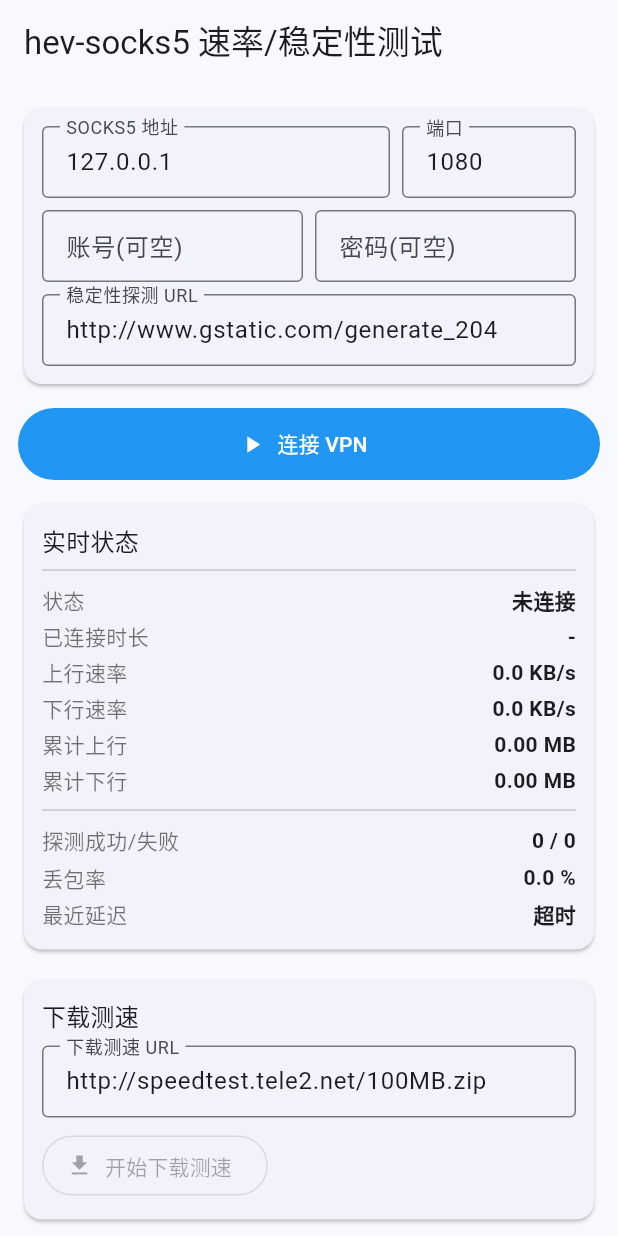
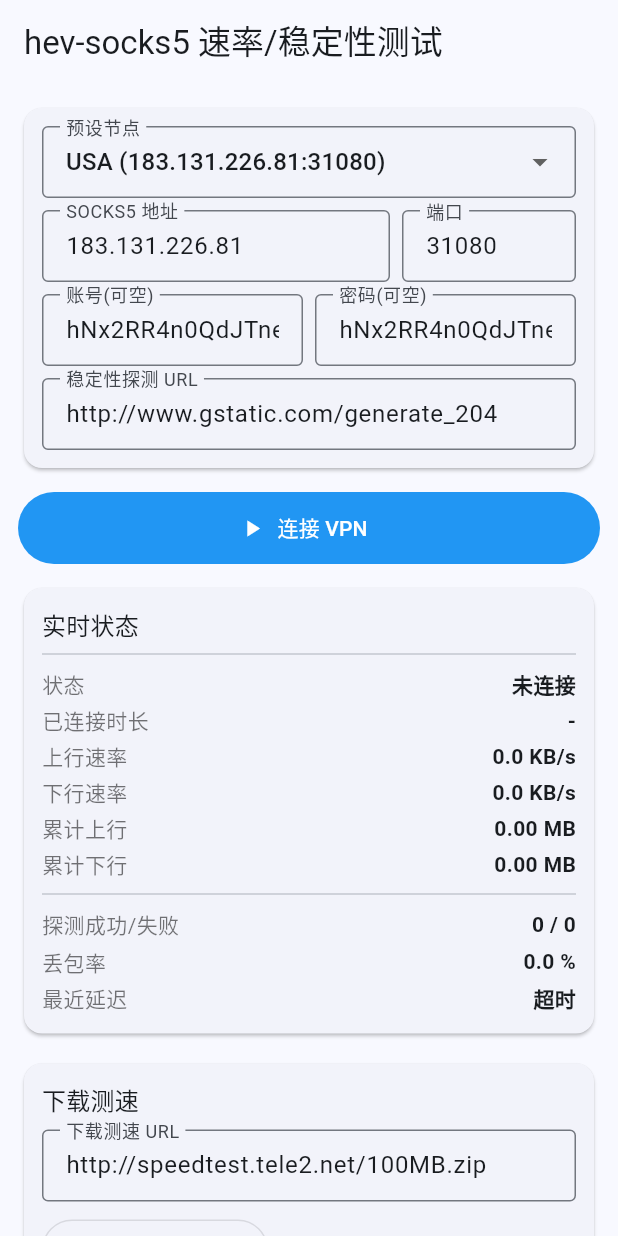
Before and after one commit to KingOfZhao/hev-socks5-tunnel, a Flutter app: the screen it shows after launch, on a phone screen of 412 x 824 dp. Run offline on Flutter 3.47's test engine with Material 3 defaults, Android fonts, the phone set to English and light mode, and no system bars.

```diff
--- a/flutter_speedtest/lib/main.dart
+++ b/flutter_speedtest/lib/main.dart
@@ -10,12 +10,9 @@ import 'services/stability_monitor.dart';
 import 'services/throughput_tracker.dart';
 
 // =============================================================
-// 硬编码默认配置（按需修改；界面上未连接时也可临时改）
+// 默认配置：默认使用预设节点(USA)，界面可切换预设或手填。
+// 预设节点见 models/socks5_config.dart 的 Socks5Config.presets。
 // =============================================================
-const String kDefaultSocksHost = '127.0.0.1';
-const int kDefaultSocksPort = 1080;
-const String kDefaultSocksUser = '';
-const String kDefaultSocksPass = '';
 const String kDefaultDownloadUrl = 'http://speedtest.tele2.net/100MB.zip';
 const String kDefaultPingUrl = 'http://www.gstatic.com/generate_204';
 
@@ -50,13 +47,16 @@ class _HomePageState extends State<HomePage> {
   final _stability = StabilityMonitor();
   final _speedTester = SpeedTester();
 
-  // ---- 输入 ----
-  final _host = TextEditingController(text: kDefaultSocksHost);
-  final _port = TextEditingController(text: '$kDefaultSocksPort');
-  final _user = TextEditingController(text: kDefaultSocksUser);
-  final _pass = TextEditingController(text: kDefaultSocksPass);
+  // ---- 输入（默认填入 USA 预设节点）----
+  final _host = TextEditingController(text: Socks5Config.defaultNode.host);
+  final _port = TextEditingController(text: '${Socks5Config.defaultNode.port}');
+  final _user = TextEditingController(text: Socks5Config.defaultNode.username);
+  final _pass = TextEditingController(text: Socks5Config.defaultNode.password);
   final _downloadUrl = TextEditingController(text: kDefaultDownloadUrl);
   final _pingUrl = TextEditingController(text: kDefaultPingUrl);
+
+  // 当前选中的预设（null 表示手填）
+  Socks5Config? _selectedPreset = Socks5Config.defaultNode;
 
   // ---- 状态 ----
   bool _connected = false;
@@ -87,10 +87,23 @@ class _HomePageState extends State<HomePage> {
 
   Socks5Config _buildConfig() => Socks5Config(
         host: _host.text.trim(),
-        port: int.tryParse(_port.text.trim()) ?? kDefaultSocksPort,
+        port: int.tryParse(_port.text.trim()) ?? Socks5Config.defaultNode.port,
         username: _user.text,
         password: _pass.text,
       );
+
+  /// 选择预设节点后，把字段填入输入框。
+  void _applyPreset(Socks5Config? preset) {
+    setState(() {
+      _selectedPreset = preset;
+      if (preset != null) {
+        _host.text = preset.host;
+        _port.text = '${preset.port}';
+        _user.text = preset.username;
+        _pass.text = preset.password;
+      }
+    });
+  }
 
   Future<void> _connect() async {
     if (_busy) return;
@@ -214,6 +227,8 @@ class _HomePageState extends State<HomePage> {
         padding: const EdgeInsets.all(12),
         child: Column(
           children: [
+            _presetDropdown(),
+            const SizedBox(height: 8),
             Row(
               children: [
                 Expanded(flex: 2, child: _field(_host, 'SOCKS5 地址')),
@@ -234,6 +249,25 @@ class _HomePageState extends State<HomePage> {
           ],
         ),
       ),
+    );
+  }
+
+  Widget _presetDropdown() {
+    return DropdownButtonFormField<Socks5Config?>(
+      initialValue: _selectedPreset,
+      isExpanded: true,
+      decoration: const InputDecoration(
+        labelText: '预设节点',
+        isDense: true,
+        border: OutlineInputBorder(),
+      ),
+      items: [
+        ...Socks5Config.presets.map(
+          (p) => DropdownMenuItem<Socks5Config?>(value: p, child: Text(p.toString())),
+        ),
+        const DropdownMenuItem<Socks5Config?>(value: null, child: Text('手动填写')),
+      ],
+      onChanged: _connected ? null : _applyPreset,
     );
   }
 
--- a/flutter_speedtest/lib/models/socks5_config.dart
+++ b/flutter_speedtest/lib/models/socks5_config.dart
@@ -1,5 +1,7 @@
 /// SOCKS5 连接配置。
 class Socks5Config {
+  /// 预设名称（手填时为空）。
+  final String name;
   final String host;
   final int port;
   final String username;
@@ -12,6 +14,7 @@ class Socks5Config {
   final bool udpInTcp;
 
   const Socks5Config({
+    this.name = '',
     required this.host,
     required this.port,
     this.username = '',
@@ -30,6 +33,27 @@ class Socks5Config {
         'udpInTcp': udpInTcp,
       };
 
+  /// 预设测试节点（移植自 app 示例 NodeSelectionActivity）。
+  static const List<Socks5Config> presets = [
+    Socks5Config(
+      name: 'USA',
+      host: '183.131.226.81',
+      port: 31080,
+      username: 'hNx2RR4n0QdJTne8',
+      password: 'hNx2RR4n0QdJTne8',
+    ),
+    Socks5Config(
+      name: 'Japan',
+      host: '183.131.226.81',
+      port: 21080,
+      username: 'hNx2RR4n0QdJTne8',
+      password: 'hNx2RR4n0QdJTne8',
+    ),
+  ];
+
+  /// 默认节点（USA）。
+  static Socks5Config get defaultNode => presets[0];
+
   @override
-  String toString() => '$host:$port';
+  String toString() => name.isEmpty ? '$host:$port' : '$name ($host:$port)';
 }
```
Also changed, not shown: 1 other file.
